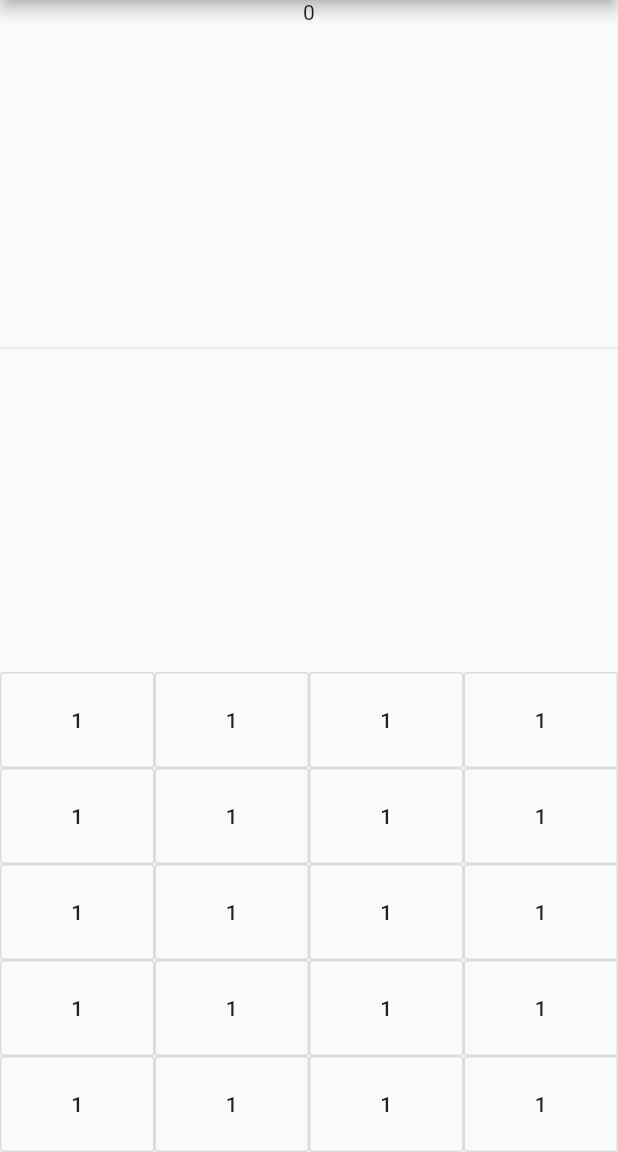
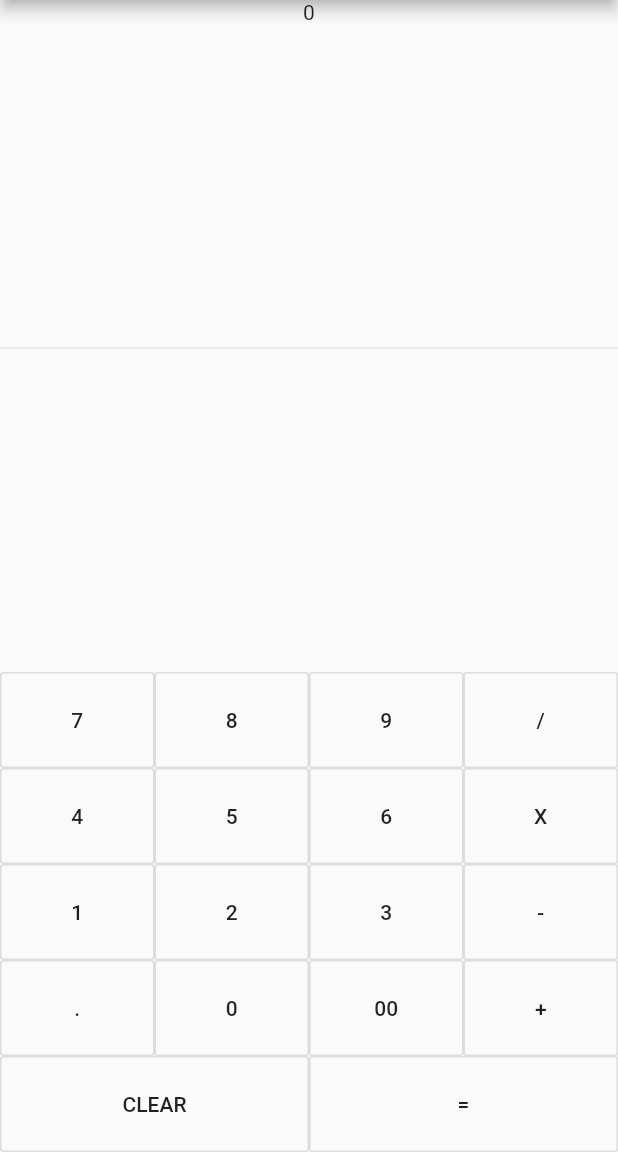
Before and after one commit to fahimulshimul/flutter_calculator, a Flutter app: the screen it shows after launch, on a phone screen of 412 x 824 dp, the part 84-1236 px from its top. Run offline on Flutter 3.47's test engine with Material 2 defaults, Android fonts, the phone set to English and light mode, and no system bars.

Commit message:
add textButton in buildButton

```diff
--- a/lib/main.dart
+++ b/lib/main.dart
@@ -27,11 +27,11 @@ class MyHomePage extends StatefulWidget {
 }
 
 class _MyHomePageState extends State<MyHomePage> {
-  Widget buildButton() {
+  Widget buildButton(String buttonText) {
     return new Expanded(
       child: new OutlineButton(
         padding: new EdgeInsets.all(24.0),
-        child: new Text("1"),
+        child: new Text(buttonText),
         onPressed: () => {},
       ),
     );
@@ -52,35 +52,30 @@ class _MyHomePageState extends State<MyHomePage> {
             ),
             new Column(children: [
               new Row(children: [
-                buildButton(),
-                buildButton(),
-                buildButton(),
-                buildButton()
+                buildButton("7"),
+                buildButton("8"),
+                buildButton("9"),
+                buildButton("/")
               ]),
               new Row(children: [
-                buildButton(),
-                buildButton(),
-                buildButton(),
-                buildButton()
+                buildButton("4"),
+                buildButton("5"),
+                buildButton("6"),
+                buildButton("X")
               ]),
               new Row(children: [
-                buildButton(),
-                buildButton(),
-                buildButton(),
-                buildButton()
+                buildButton("1"),
+                buildButton("2"),
+                buildButton("3"),
+                buildButton("-")
               ]),
               new Row(children: [
-                buildButton(),
-                buildButton(),
-                buildButton(),
-                buildButton()
+                buildButton("."),
+                buildButton("0"),
+                buildButton("00"),
+                buildButton("+")
               ]),
-              new Row(children: [
-                buildButton(),
-                buildButton(),
-                buildButton(),
-                buildButton()
-              ]),
+              new Row(children: [buildButton("CLEAR"), buildButton("=")]),
             ]),
           ],
         ),
```
